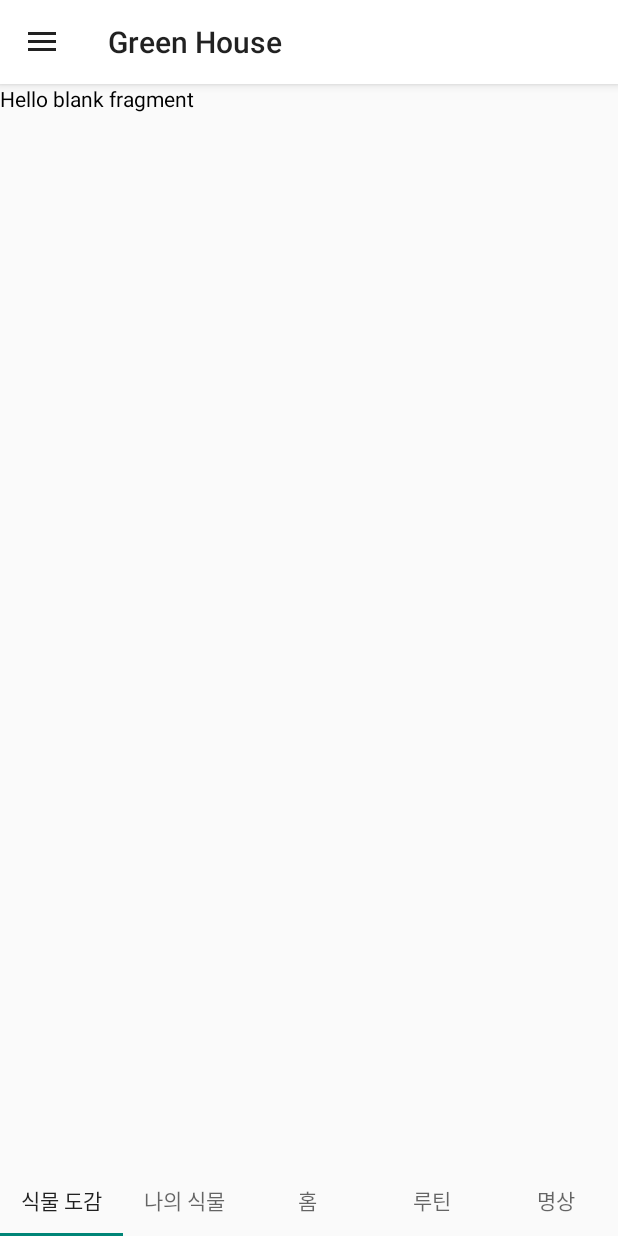
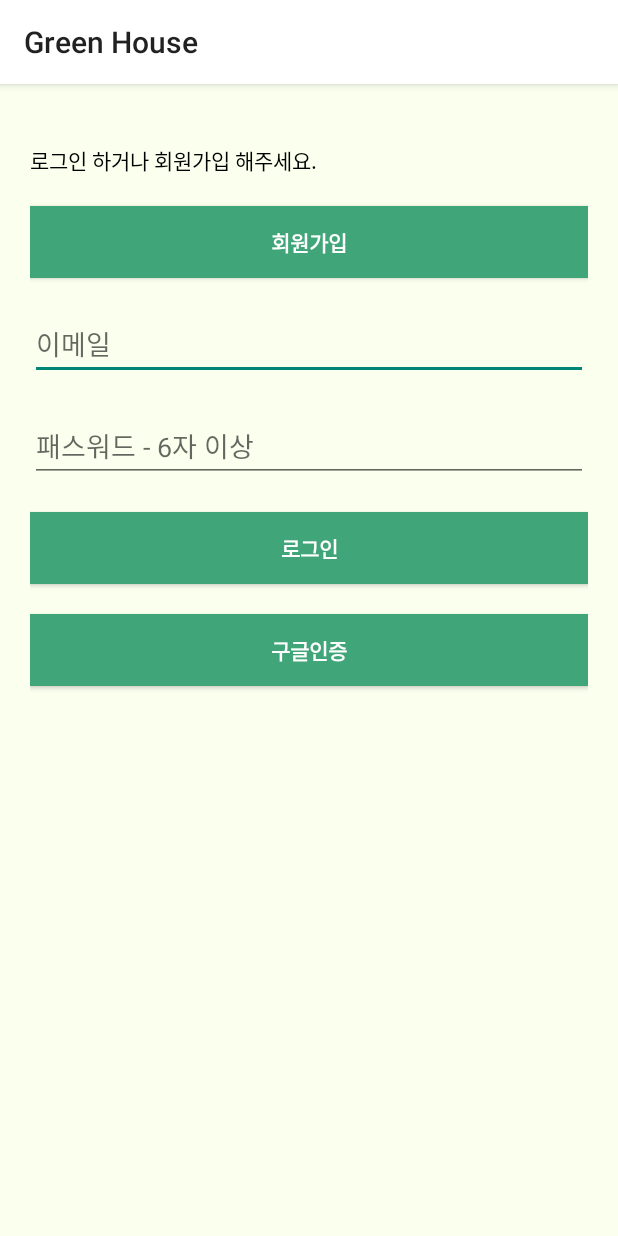
Before and after one commit to mj12130/Android_GreenHouse, an Android app: the screen it shows after launch (MainActivity before the commit, AuthActivity after it), after a tap on "로그인", on a phone screen of 412 x 824 dp. Run offline under Robolectric (Android 15) with nearby library versions, the phone set to English and light mode, and no system bars; our stand-ins replace Firebase (no records; nobody signed in at launch, a user with empty details on screens opened directly); 1 other tap on this screen came first.

Commit message:
[FEAT] 로그인 기능 구현

```diff
--- a/app/src/main/AndroidManifest.xml
+++ b/app/src/main/AndroidManifest.xml
@@ -3,6 +3,7 @@
     xmlns:tools="http://schemas.android.com/tools">
 
     <application
+        android:name=".MyApplication"
         android:allowBackup="true"
         android:dataExtractionRules="@xml/data_extraction_rules"
         android:fullBackupContent="@xml/backup_rules"
@@ -12,6 +13,9 @@
         android:supportsRtl="true"
         android:theme="@style/Theme.GreenHouse"
         tools:targetApi="31">
+        <activity
+            android:name=".AuthActivity"
+            android:exported="false" />
         <activity
             android:name=".MainActivity"
             android:exported="true">
--- a/app/src/main/java/com/example/greenhouse/MainActivity.kt
+++ b/app/src/main/java/com/example/greenhouse/MainActivity.kt
@@ -6,6 +6,7 @@ import android.util.Log
 import android.view.MenuItem
 import android.view.View
 import android.widget.Button
+import android.widget.TextView
 import androidx.activity.enableEdgeToEdge
 import androidx.appcompat.app.ActionBarDrawerToggle
 import androidx.appcompat.app.AppCompatActivity
@@ -18,7 +19,7 @@ import com.example.greenhouse.databinding.ActivityMainBinding
 import com.google.android.material.navigation.NavigationView
 import com.google.android.material.tabs.TabLayoutMediator
 
-class MainActivity : AppCompatActivity(), NavigationView.OnNavigationItemSelectedListener {
+class MainActivity : AppCompatActivity(), NavigationView.OnNavigationItemSelectedListener { //Drawer 메뉴
     lateinit var binding : ActivityMainBinding
 
     // DrawerLayout Toggle
@@ -68,13 +69,13 @@ class MainActivity : AppCompatActivity(), NavigationView.OnNavigationItemSelecte
         button.setOnClickListener {
             Log.d("mobile", "button.setOnClickListener")
 
-//            val intent = Intent(this, AuthActivity::class.java)
-//            if(button.text.equals("로그인")){ //현재 로그아웃 상태(버튼이 로그인을 표시하므로..)
-//                intent.putExtra("status", "logout")
-//            } else if(button.text.equals("로그아웃")){ // 현재 로그인 상태
-//                intent.putExtra("status", "login")
-//            }
-//            startActivity(intent)
+            val intent = Intent(this, AuthActivity::class.java)
+            if(button.text.equals("로그인")){ //현재 로그아웃 상태(버튼이 로그인을 표시하므로..)
+                intent.putExtra("status", "logout")
+            } else if(button.text.equals("로그아웃")){ // 현재 로그인 상태
+                intent.putExtra("status", "login")
+            }
+            startActivity(intent)
 
             binding.drawer.closeDrawers()
         }
@@ -108,17 +109,33 @@ class MainActivity : AppCompatActivity(), NavigationView.OnNavigationItemSelecte
     override fun onNavigationItemSelected(item: MenuItem): Boolean {
         when (item.itemId) {
             // <설정 메뉴>
-//            R.id.item_setting -> {
-//                Log.d("mobileapp", "설정 메뉴")
-//
-//                // Drawer 메뉴에서 설정(SharedPreference)
+            R.id.item_setting -> {
+                Log.d("mobileapp", "설정 메뉴")
+
 //                //val intent = Intent(this, SettingActivity::class.java)
 //                //startActivity(intent)
-//
-//                binding.drawer.closeDrawers()
-//                true
-//            }
+
+                binding.drawer.closeDrawers()
+                true
+            }
         }
         return false
+    }//onNavigationItemSelected()
+
+
+    override fun onStart() { //다른 Activity에서 돌아온 경우에 대한 처리 (여기선 AuthActivity에서 로그인해서 돌아온 경우 Drawer 화면에 '안녕하세요' 대신 이메일 표시, 로그아웃 버튼으로 변경)
+        super.onStart()
+
+        val button = headerView.findViewById<Button>(R.id.btnAuth)
+        val tv = headerView.findViewById<TextView>(R.id.tvID)
+
+        if(MyApplication.checkAuth()){ //로그인된 경우 drawer의 내용 변경
+            button.text = "로그아웃"
+            tv.text = "${MyApplication.email}님 \n 반갑습니다." //현재 로그인한 이메일은 MyApplication에 저장되어 있음.
+        }
+        else { //내용 유지
+            button.text = "로그인"
+            tv.text = "먼저 로그인 해주세요."
+        }
     }
 }
--- /dev/null
+++ b/app/src/main/java/com/example/greenhouse/MyApplication.kt
@@ -0,0 +1,39 @@
+package com.example.greenhouse
+
+import androidx.multidex.MultiDexApplication
+import com.google.firebase.auth.FirebaseAuth
+import com.google.firebase.auth.ktx.auth
+import com.google.firebase.ktx.Firebase
+
+// Dex : Dalvic Executable (64k까지)
+class MyApplication : MultiDexApplication() {
+    companion object{
+        //Authentication
+        lateinit var auth : FirebaseAuth
+        var email:String? = null
+
+//        // firestore database
+//        lateinit var db : FirebaseFirestore
+//
+//        // firebase storage
+//        lateinit var storage : FirebaseStorage
+
+        fun checkAuth() : Boolean { //인증된 user면 true, 아니면 false
+            var currentUser = auth.currentUser //현재 Auth에 등록되어 있는 user 필요
+            if(currentUser != null){
+                email = currentUser.email //등록된 user의 email
+                return currentUser.isEmailVerified //해당 이메일이 verified 했는가 (이메일 전송받아 확인 버튼 눌렀는지)
+            }
+            return false
+        }
+    }
+    override fun onCreate(){
+        super.onCreate()
+
+        auth = Firebase.auth
+
+//        db = FirebaseFirestore.getInstance()
+//
+//        storage = Firebase.storage
+    }
+}
--- /dev/null
+++ b/app/src/main/res/layout/activity_auth.xml
@@ -0,0 +1,88 @@
+<?xml version="1.0" encoding="utf-8"?>
+<LinearLayout
+    xmlns:android="http://schemas.android.com/apk/res/android"
+    xmlns:tools="http://schemas.android.com/tools"
+    android:layout_width="match_parent"
+    android:layout_height="match_parent"
+    android:orientation="vertical"
+    android:padding="20dp"
+    android:background="@color/background"
+    tools:context=".AuthActivity">
+
+    <TextView
+        android:layout_width="match_parent"
+        android:layout_height="wrap_content"
+        android:text="로그아웃"
+        android:id="@+id/authMainTextView"
+        android:layout_marginTop="20dp"
+        android:visibility="gone"/>
+    <Button
+        android:layout_width="match_parent"
+        android:layout_height="wrap_content"
+        android:text="로그아웃"
+        android:textStyle="bold"
+        android:id="@+id/logoutBtn"
+        android:layout_marginTop="20dp"
+        android:visibility="gone"
+        android:background="@color/green"
+        android:textColor="@color/white"/>
+
+    <Button
+        android:layout_width="match_parent"
+        android:layout_height="wrap_content"
+        android:text="회원가입"
+        android:textStyle="bold"
+        android:id="@+id/goSignInBtn"
+        android:layout_marginTop="20dp"
+        android:visibility="gone"
+        android:background="@color/green"
+        android:textColor="@color/white"/>
+    <EditText
+        android:layout_width="match_parent"
+        android:layout_height="wrap_content"
+        android:hint="이메일"
+        android:id="@+id/authEmailEditView"
+        android:inputType="textEmailAddress"
+        android:layout_marginTop="20dp"
+        android:visibility="gone"/>
+    <EditText
+        android:layout_width="match_parent"
+        android:layout_height="wrap_content"
+        android:hint="패스워드 - 6자 이상"
+        android:id="@+id/authPasswordEditView"
+        android:inputType="textPassword"
+        android:layout_marginTop="20dp"
+        android:visibility="gone"/>
+    <Button
+        android:layout_width="match_parent"
+        android:layout_height="wrap_content"
+        android:text="가입"
+        android:textStyle="bold"
+        android:id="@+id/signBtn"
+        android:layout_marginTop="20dp"
+        android:visibility="gone"
+        android:background="@color/green"
+        android:textColor="@color/white"/>
+
+    <Button
+        android:layout_width="match_parent"
+        android:layout_height="wrap_content"
+        android:text="로그인"
+        android:textStyle="bold"
+        android:id="@+id/loginBtn"
+        android:layout_marginTop="20dp"
+        android:visibility="gone"
+        android:background="@color/green"
+        android:textColor="@color/white"/>
+
+    <Button
+        android:layout_width="match_parent"
+        android:layout_height="wrap_content"
+        android:text="구글인증"
+        android:textStyle="bold"
+        android:id="@+id/googleLoginBtn"
+        android:layout_marginTop="20dp"
+        android:visibility="gone"
+        android:background="@color/green"
+        android:textColor="@color/white"/>
+</LinearLayout>
--- a/app/src/main/res/values/strings.xml
+++ b/app/src/main/res/values/strings.xml
@@ -8,6 +8,7 @@
 
     <string name="drawer_opened">Opened Drawer</string>
     <string name="drawer_closed">Closed Drawer</string>
+    <string name="default_client_id">938834192811-7pnmqlsa401dkjuki3v8c40ljed9lmne.apps.googleusercontent.com</string>
     <!-- TODO: Remove or change this placeholder text -->
     <string name="hello_blank_fragment">Hello blank fragment</string>
 </resources>
--- a/build.gradle.kts
+++ b/build.gradle.kts
@@ -2,4 +2,6 @@
 plugins {
     alias(libs.plugins.androidApplication) apply false
     alias(libs.plugins.jetbrainsKotlinAndroid) apply false
+
+    id("com.google.gms.google-services") version "4.4.1" apply false //firebase 앱 등록
 }
```
Also changed, not shown: app/build.gradle.kts (+14 -0 lines), app/src/main/java/com/example/greenhouse/AuthActivity.kt (added, +180 -0 lines), 1 other file.
